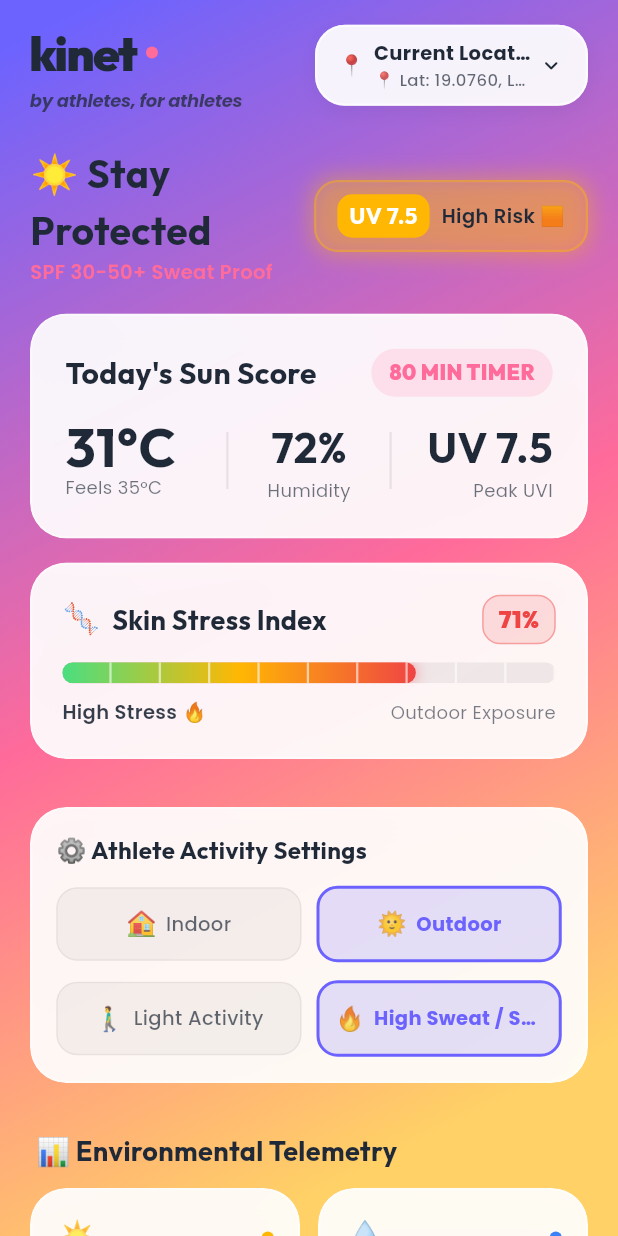
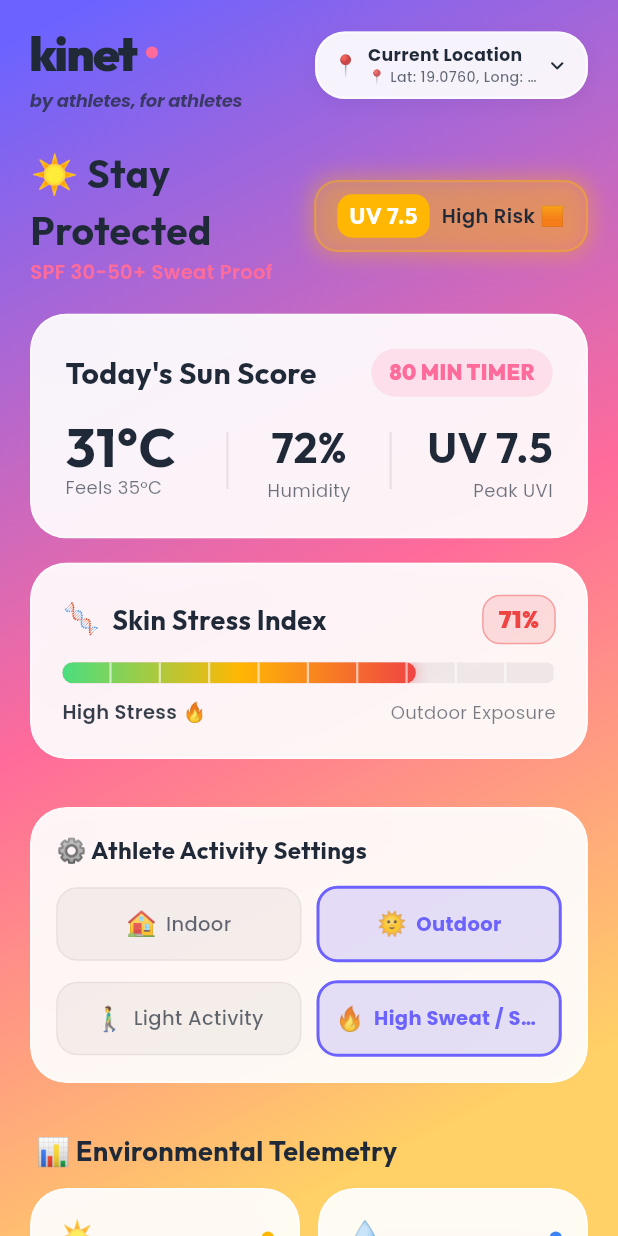
Before and after one commit to AmbekarAditya/kinetlab, a Flutter app: the screen it shows after launch, on a phone screen of 412 x 824 dp. Run offline on Flutter 3.47's test engine with Material 3 defaults, Android fonts, the phone set to English and light mode, and no system bars; drawn by our look-alikes of flutter_animate; our stand-ins replace confetti, flutter_local_notifications, flutter_riverpod, geocoding, geolocator, google_fonts; network calls fail.

Commit message:
Adjust location chip padding and typography for clean multi-line address rendering

```diff
--- a/lib/widgets/header_bar.dart
+++ b/lib/widgets/header_bar.dart
@@ -162,7 +162,7 @@ class HeaderBar extends ConsumerWidget {
             child: GestureDetector(
               onTap: () => _showLocationPicker(context, ref),
               child: Container(
-              padding: const EdgeInsets.symmetric(horizontal: 14, vertical: 8),
+              padding: const EdgeInsets.symmetric(horizontal: 10, vertical: 6),
               decoration: BoxDecoration(
                 color: Colors.white.withOpacity(0.92),
                 borderRadius: BorderRadius.circular(20),
@@ -209,10 +209,11 @@ class HeaderBar extends ConsumerWidget {
                           ]
                               .where((e) => e != null && e.isNotEmpty)
                               .join(', '),
-                          maxLines: 1,
+                          maxLines: 2,
+                          softWrap: true,
                           overflow: TextOverflow.ellipsis,
                           style: GoogleFonts.poppins(
-                            fontSize: 13,
+                            fontSize: 11.5,
                             fontWeight: FontWeight.bold,
                             color: const Color(0xFF1F2937),
                           ),
@@ -222,7 +223,7 @@ class HeaderBar extends ConsumerWidget {
                           maxLines: 1,
                           overflow: TextOverflow.ellipsis,
                           style: GoogleFonts.poppins(
-                            fontSize: 11,
+                            fontSize: 9.5,
                             fontWeight: FontWeight.w500,
                             color: const Color(0xFF1F2937).withOpacity(0.7),
                           ),
```
